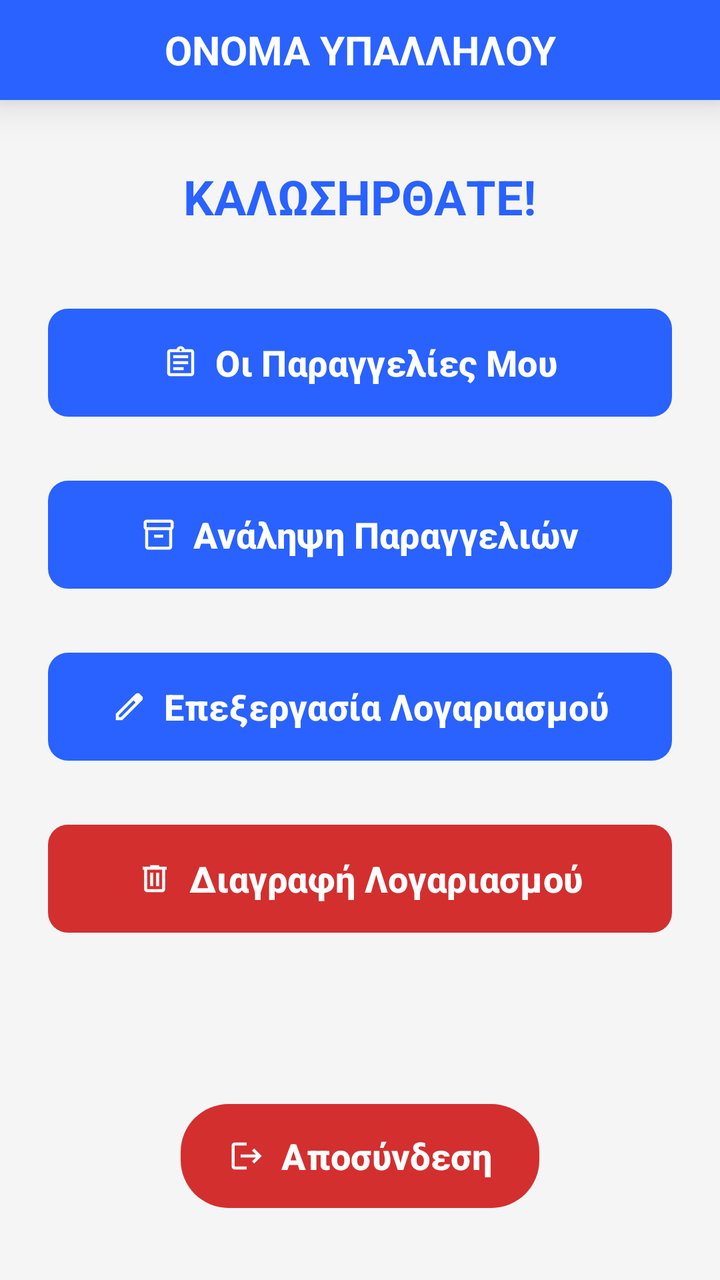
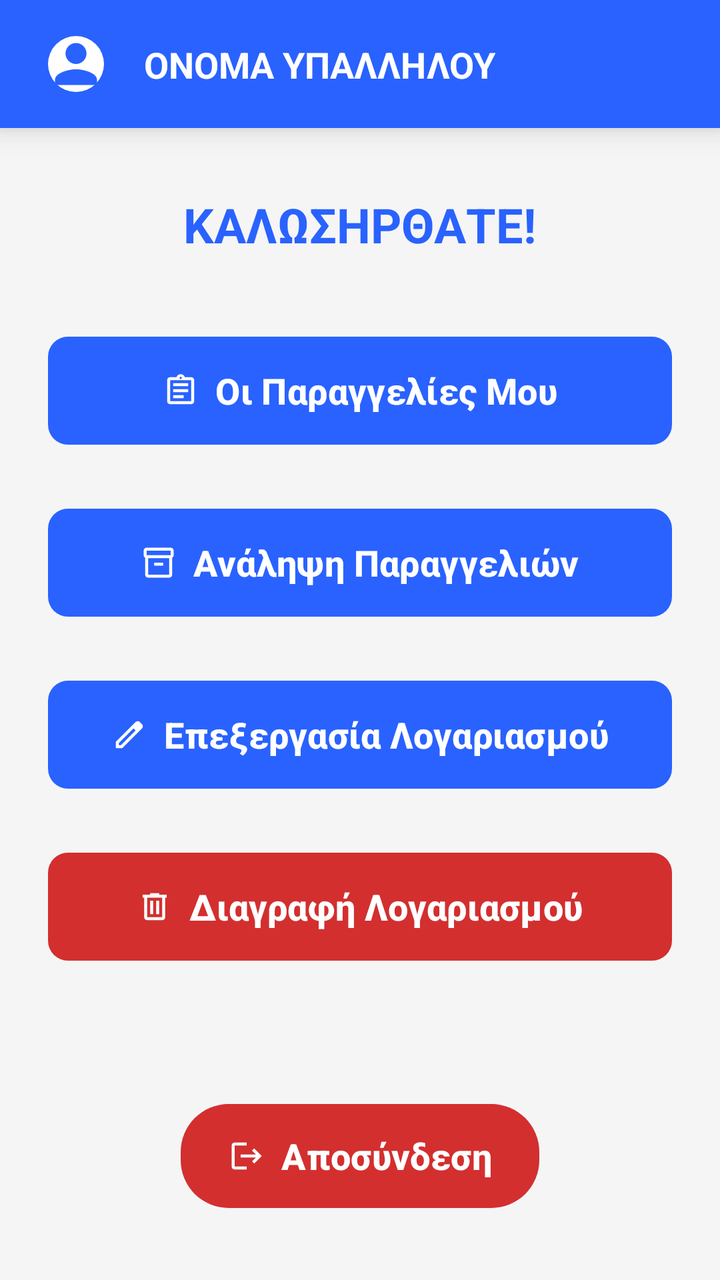

Before-and-after screenshots of an Android layout around one commit, followed by the original layout XML and the change that was made.
<!-- AndroidManifest.xml: application theme Theme.Team21 -->
<!-- res/layout/activity_order_preparation_employee_menu.xml -->
<?xml version="1.0" encoding="utf-8"?>
<androidx.constraintlayout.widget.ConstraintLayout xmlns:android="http://schemas.android.com/apk/res/android"
    xmlns:app="http://schemas.android.com/apk/res-auto"
    xmlns:tools="http://schemas.android.com/tools"
    android:id="@+id/OrdPrepEmpMenu"
    android:layout_width="match_parent"
    android:layout_height="match_parent"
    android:background="?android:attr/windowBackground"
    tools:context=".view.employee.customerServiceEmployee.customerServiceEmployeeMenu.CustomerServiceMenuActivity">

    <TextView
        android:id="@+id/txtCustomerServiceEmployeeMenuName"
        android:layout_width="0dp"
        android:layout_height="50dp"
        android:background="?attr/colorPrimary"
        android:elevation="12dp"
        android:gravity="center"
        android:text="ΟΝΟΜΑ ΥΠΑΛΛΗΛΟΥ"
        android:textColor="?attr/colorOnPrimary"
        android:textSize="20sp"
        android:textStyle="bold"
        app:layout_constraintEnd_toEndOf="parent"
        app:layout_constraintStart_toStartOf="parent"
        app:layout_constraintTop_toTopOf="parent" />

    <TextView
        android:id="@+id/txtOrdPrepEmpMenuWelcomeMessage"
        android:layout_width="wrap_content"
        android:layout_height="wrap_content"
        android:layout_marginTop="32dp"
        android:text="ΚΑΛΩΣΗΡΘΑΤΕ!"
        android:textColor="?attr/colorPrimary"
        android:textSize="24sp"
        android:textStyle="bold"
        app:layout_constraintEnd_toEndOf="parent"
        app:layout_constraintStart_toStartOf="parent"
        app:layout_constraintTop_toBottomOf="@+id/txtCustomerServiceEmployeeMenuName" />

    <com.google.android.material.button.MaterialButton
        android:id="@+id/btnOrdPrepEmpAssignedOrders"
        android:layout_width="0dp"
        android:layout_height="62dp"
        android:layout_marginHorizontal="24dp"
        android:layout_marginTop="36dp"
        app:backgroundTint="?attr/colorPrimary"
        android:text="Οι Παραγγελίες Μου"
        android:textColor="?attr/colorOnPrimary"
        android:textSize="18sp"
        android:textStyle="bold"
        app:icon="@drawable/ic_assignment"
        app:iconTint="?attr/colorOnPrimary"
        app:iconGravity="textStart"
        app:cornerRadius="10dp"
        app:layout_constraintEnd_toEndOf="parent"
        app:layout_constraintStart_toStartOf="parent"
        app:layout_constraintTop_toBottomOf="@+id/txtOrdPrepEmpMenuWelcomeMessage" />

    <com.google.android.material.button.MaterialButton
        android:id="@+id/btnOrdPrepEmpAvailableOrdersToAssign"
        android:layout_width="0dp"
        android:layout_height="62dp"
        android:layout_marginHorizontal="24dp"
        android:layout_marginTop="24dp"
        app:backgroundTint="?attr/colorPrimary"
        android:text="Ανάληψη Παραγγελιών"
        android:textColor="?attr/colorOnPrimary"
        android:textSize="18sp"
        android:textStyle="bold"
        app:icon="@drawable/ic_inventory"
        app:iconTint="?attr/colorOnPrimary"
        app:iconGravity="textStart"
        app:cornerRadius="10dp"
        app:layout_constraintEnd_toEndOf="parent"
        app:layout_constraintStart_toStartOf="parent"
        app:layout_constraintTop_toBottomOf="@+id/btnOrdPrepEmpAssignedOrders" />

    <com.google.android.material.button.MaterialButton
        android:id="@+id/btnOrdPrepEmpProcessAccount"
        android:layout_width="0dp"
        android:layout_height="62dp"
        android:layout_marginHorizontal="24dp"
        android:layout_marginTop="24dp"
        app:backgroundTint="?attr/colorPrimary"
        android:text="Επεξεργασία Λογαριασμού"
        android:textColor="?attr/colorOnPrimary"
        android:textSize="18sp"
        android:textStyle="bold"
        app:icon="@drawable/ic_edit"
        app:iconTint="?attr/colorOnPrimary"
        app:iconGravity="textStart"
        app:cornerRadius="10dp"
        app:layout_constraintEnd_toEndOf="parent"
        app:layout_constraintStart_toStartOf="parent"
        app:layout_constraintTop_toBottomOf="@+id/btnOrdPrepEmpAvailableOrdersToAssign" />

    <com.google.android.material.button.MaterialButton
        android:id="@+id/btnOrdPrepEmpDeleteAccount"
        android:layout_width="0dp"
        android:layout_height="62dp"
        android:layout_marginHorizontal="24dp"
        android:layout_marginTop="24dp"
        app:backgroundTint="?attr/colorError"
        android:text="Διαγραφή Λογαριασμού"
        android:textColor="?attr/colorOnPrimary"
        android:textSize="18sp"
        android:textStyle="bold"
        app:icon="@drawable/ic_delete"
        app:iconTint="?attr/colorOnPrimary"
        app:iconGravity="textStart"
        app:cornerRadius="10dp"
        app:layout_constraintEnd_toEndOf="parent"
        app:layout_constraintStart_toStartOf="parent"
        app:layout_constraintTop_toBottomOf="@+id/btnOrdPrepEmpProcessAccount" />

    <com.google.android.material.button.MaterialButton
        android:id="@+id/btnCustomerServiceEmployeeMenuLogout"
        android:layout_width="wrap_content"
        android:layout_height="60dp"
        android:layout_marginBottom="32dp"
        app:backgroundTint="?attr/colorError"
        android:text="Αποσύνδεση"
        android:textColor="?attr/colorOnPrimary"
        android:textSize="18sp"
        android:textStyle="bold"
        app:icon="@drawable/ic_logout"
        app:iconTint="?attr/colorOnPrimary"
        app:iconGravity="textStart"
        app:cornerRadius="24dp"
        app:layout_constraintBottom_toBottomOf="parent"
        app:layout_constraintEnd_toEndOf="parent"
        app:layout_constraintStart_toStartOf="parent" />

</androidx.constraintlayout.widget.ConstraintLayout>
<!-- resources referenced by this layout -->
<resources>
  <!-- drawable ic_delete (drawable) -->
  <vector xmlns:android="http://schemas.android.com/apk/res/android"
      android:width="24dp"
      android:height="24dp"
      android:viewportWidth="960"
      android:viewportHeight="960"
      android:tint="?attr/colorControlNormal">
    <path
        android:fillColor="@android:color/white"
        android:pathData="M280,840Q247,840 223.5,816.5Q200,793 200,760L200,240L160,240L160,160L360,160L360,120L600,120L600,160L800,160L800,240L760,240L760,760Q760,793 736.5,816.5Q713,840 680,840L280,840ZM680,240L280,240L280,760Q280,760 280,760Q280,760 280,760L680,760Q680,760 680,760Q680,760 680,760L680,240ZM360,680L440,680L440,320L360,320L360,680ZM520,680L600,680L600,320L520,320L520,680ZM280,240L280,240L280,760Q280,760 280,760Q280,760 280,760L280,760Q280,760 280,760Q280,760 280,760L280,240Z"/>
  </vector>
  <!-- drawable ic_edit (drawable) -->
  <vector xmlns:android="http://schemas.android.com/apk/res/android"
      android:width="24dp"
      android:height="24dp"
      android:viewportWidth="960"
      android:viewportHeight="960"
      android:tint="?attr/colorControlNormal">
    <path
        android:fillColor="@android:color/white"
        android:pathData="M200,760L257,760L648,369L591,312L200,703L200,760ZM120,840L120,670L648,143Q660,132 674.5,126Q689,120 705,120Q721,120 736,126Q751,132 762,144L817,200Q829,211 834.5,226Q840,241 840,256Q840,272 834.5,286.5Q829,301 817,313L290,840L120,840ZM760,256L760,256L704,200L704,200L760,256ZM619,341L591,312L591,312L648,369L648,369L619,341Z"/>
  </vector>
  <!-- drawable ic_logout (drawable) -->
  <vector xmlns:android="http://schemas.android.com/apk/res/android" android:autoMirrored="true" android:height="24dp" android:tint="#F8F5F5" android:viewportHeight="24" android:viewportWidth="24" android:width="24dp">
        
      <path android:fillColor="@android:color/white" android:pathData="M17,7l-1.41,1.41L18.17,11H8v2h10.17l-2.58,2.58L17,17l5,-5zM4,5h8V3H4c-1.1,0 -2,0.9 -2,2v14c0,1.1 0.9,2 2,2h8v-2H4V5z"/>
      
  </vector>
  <style name="Theme.Team21" parent="Base.Theme.Team21" />
  <color name="bg_light">#F5F5F5</color>
  <color name="card_light">#FFFFFF</color>
  <color name="input_bg_light">#EBEBEB</color>
  <color name="text_dark">#212121</color>
  <color name="text_muted_light">#757575</color>
  <color name="white">#FFFFFFFF</color>
  <color name="eshop_primary">#2962FF</color>
  <color name="eshop_accent">#FF6D00</color>
  <color name="error_red_light">#D32F2F</color>
  <color name="filter_active_light">#2962FF</color>
  <color name="filter_bg_unselected_light">#E0E0E0</color>
  <color name="teal_menu_light">#009688</color>
  <!-- unchanged entries left out for length: 3 -->
</resources>

<!-- the commit's change to res/layout/activity_order_preparation_employee_menu.xml (unified diff, before → after) -->
@@ -8,20 +8,45 @@
     android:background="?android:attr/windowBackground"
     tools:context=".view.employee.customerServiceEmployee.customerServiceEmployeeMenu.CustomerServiceMenuActivity">
 
-    <TextView
-        android:id="@+id/txtCustomerServiceEmployeeMenuName"
-        android:layout_width="0dp"
-        android:layout_height="50dp"
+    
+    <androidx.constraintlayout.widget.ConstraintLayout
+        android:id="@+id/headerContainer"
+        android:layout_width="match_parent"
+        android:layout_height="64dp"
         android:background="?attr/colorPrimary"
-        android:elevation="12dp"
-        android:gravity="center"
-        android:text="ΟΝΟΜΑ ΥΠΑΛΛΗΛΟΥ"
-        android:textColor="?attr/colorOnPrimary"
-        android:textSize="20sp"
-        android:textStyle="bold"
-        app:layout_constraintEnd_toEndOf="parent"
-        app:layout_constraintStart_toStartOf="parent"
-        app:layout_constraintTop_toTopOf="parent" />
+        android:elevation="8dp"
+        app:layout_constraintTop_toTopOf="parent">
+
+        <com.google.android.material.imageview.ShapeableImageView
+            android:id="@+id/imgUserProfile"
+            android:layout_width="44dp"
+            android:layout_height="44dp"
+            android:layout_marginStart="16dp"
+            android:background="?attr/colorSurface"
+            android:padding="8dp"
+            android:scaleType="centerCrop"
+            android:src="@drawable/ic_person"
+            app:shapeAppearanceOverlay="@style/CircleImage"
+            app:tint="?attr/colorPrimary"
+            app:layout_constraintBottom_toBottomOf="parent"
+            app:layout_constraintStart_toStartOf="parent"
+            app:layout_constraintTop_toTopOf="parent" />
+
+        <TextView
+            android:id="@+id/txtCustomerServiceEmployeeMenuName"
+            android:layout_width="0dp"
+            android:layout_height="wrap_content"
+            android:layout_marginStart="12dp"
+            android:layout_marginEnd="16dp"
+            android:text="ΟΝΟΜΑ ΥΠΑΛΛΗΛΟΥ"
+            android:textColor="?attr/colorOnPrimary"
+            android:textSize="18sp"
+            android:textStyle="bold"
+            app:layout_constraintBottom_toBottomOf="parent"
+            app:layout_constraintEnd_toEndOf="parent"
+            app:layout_constraintStart_toEndOf="@+id/imgUserProfile"
+            app:layout_constraintTop_toTopOf="parent" />
+    </androidx.constraintlayout.widget.ConstraintLayout>
 
     <TextView
         android:id="@+id/txtOrdPrepEmpMenuWelcomeMessage"
@@ -34,7 +59,7 @@
         android:textStyle="bold"
         app:layout_constraintEnd_toEndOf="parent"
         app:layout_constraintStart_toStartOf="parent"
-        app:layout_constraintTop_toBottomOf="@+id/txtCustomerServiceEmployeeMenuName" />
+        app:layout_constraintTop_toBottomOf="@+id/headerContainer" />
 
     <com.google.android.material.button.MaterialButton
         android:id="@+id/btnOrdPrepEmpAssignedOrders"
<!-- resource entries referenced after the edit -->
@@ -28,6 +28,20 @@
       <path android:fillColor="@android:color/white" android:pathData="M17,7l-1.41,1.41L18.17,11H8v2h10.17l-2.58,2.58L17,17l5,-5zM4,5h8V3H4c-1.1,0 -2,0.9 -2,2v14c0,1.1 0.9,2 2,2h8v-2H4V5z"/>
       
   </vector>
+  <!-- drawable ic_person (drawable) -->
+  <vector xmlns:android="http://schemas.android.com/apk/res/android"
+      android:width="24dp"
+      android:height="24dp"
+      android:viewportWidth="1024"
+      android:viewportHeight="1024">
+    <path
+        android:fillColor="#555555"
+        android:pathData="M512,512c105.6,0 192,-86.4 192,-192s-86.4,-192 -192,-192 -192,86.4 -192,192S406.4,512 512,512zM512,608c-127.2,0 -384,64.8 -384,192l0,96 768,0 0,-96C896,672.8 639.2,608 512,608z"/>
+  </vector>
+  <style name="CircleImage">
+          <item name="cornerFamily">rounded</item>
+          <item name="cornerSize">50%</item>
+      </style>
   <style name="Theme.Team21" parent="Base.Theme.Team21" />
   <color name="bg_light">#F5F5F5</color>
   <color name="card_light">#FFFFFF</color>
